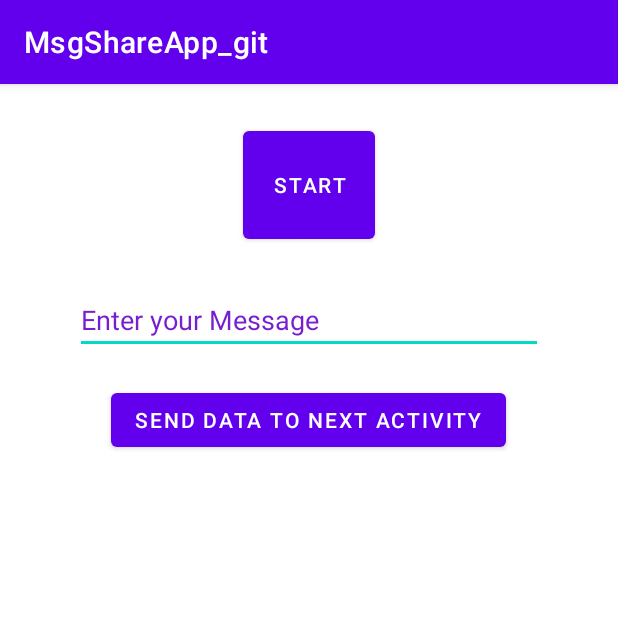
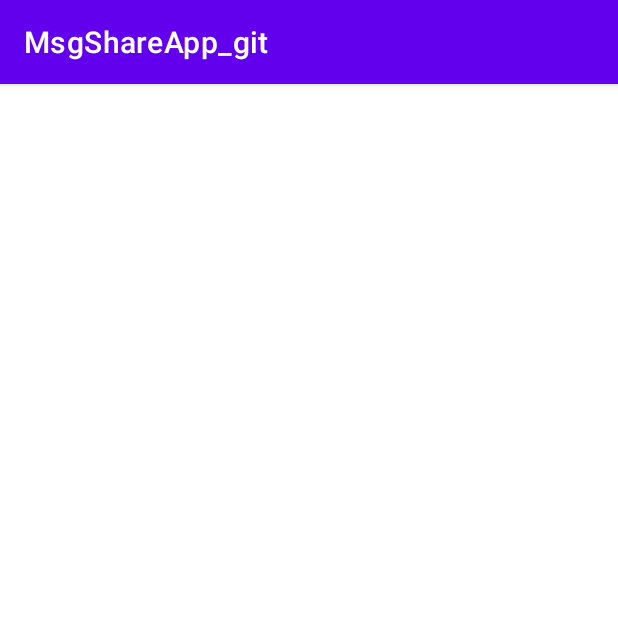
Before and after one commit to Osmanity/MsgShareApp_git, an Android app: the screen it shows after launch (MainActivity before the commit, Activity2 after it), after a tap on "SEND DATA TO NEXT ACTIVITY", on a phone screen of 412 x 824 dp, the top half of it. Run offline under Robolectric (Android 15) with nearby library versions, the phone set to English and light mode, and no system bars.

Commit message:
9nd Section Two, Video Two, new activity created

```diff
--- a/app/src/main/AndroidManifest.xml
+++ b/app/src/main/AndroidManifest.xml
@@ -9,7 +9,7 @@
         android:roundIcon="@mipmap/ic_launcher_round"
         android:supportsRtl="true"
         android:theme="@style/Theme.MsgShareApp_git">
-        <activity android:name=".Activity2"></activity>
+
         <activity android:name=".MainActivity">
             <intent-filter>
                 <action android:name="android.intent.action.MAIN" />
@@ -17,6 +17,7 @@
                 <category android:name="android.intent.category.LAUNCHER" />
             </intent-filter>
         </activity>
+        <activity android:name=".Activity2"></activity>
     </application>
 
 </manifest>
--- a/app/src/main/java/com/example/msgshareapp_git/MainActivity.kt
+++ b/app/src/main/java/com/example/msgshareapp_git/MainActivity.kt
@@ -1,8 +1,8 @@
 package com.example.msgshareapp_git
 
+import android.content.Intent
 import android.os.Bundle
 import android.util.Log
-import android.view.View
 import android.widget.Toast
 import androidx.appcompat.app.AppCompatActivity
 import kotlinx.android.synthetic.main.activity_main.*
@@ -21,9 +21,9 @@ class MainActivity : AppCompatActivity() {
         btnSendMsgToNextActivity.setOnClickListener{
 
             val message: String = etUserMessage.text.toString()
-            Toast.makeText(this,message,Toast.LENGTH_LONG).show()
-
-
+            Toast.makeText(this,"Welcome "+ message,Toast.LENGTH_LONG).show()
+            val intent = Intent(this, Activity2::class.java)
+            startActivity(intent)
         }
     }
 }
--- a/app/src/main/res/layout/activity_main.xml
+++ b/app/src/main/res/layout/activity_main.xml
@@ -27,10 +27,9 @@
 
     <Button
         android:id="@+id/btnStart"
-        android:layout_width="wrap_content"
-        android:layout_height="wrap_content"
+        android:layout_width="100dp"
+        android:layout_height="50dp"
         android:layout_above="@+id/etUserMessage"
-        android:layout_alignParentTop="true"
         android:layout_centerHorizontal="true"
         android:layout_marginTop="25dp"
         android:layout_marginBottom="25dp"
```
